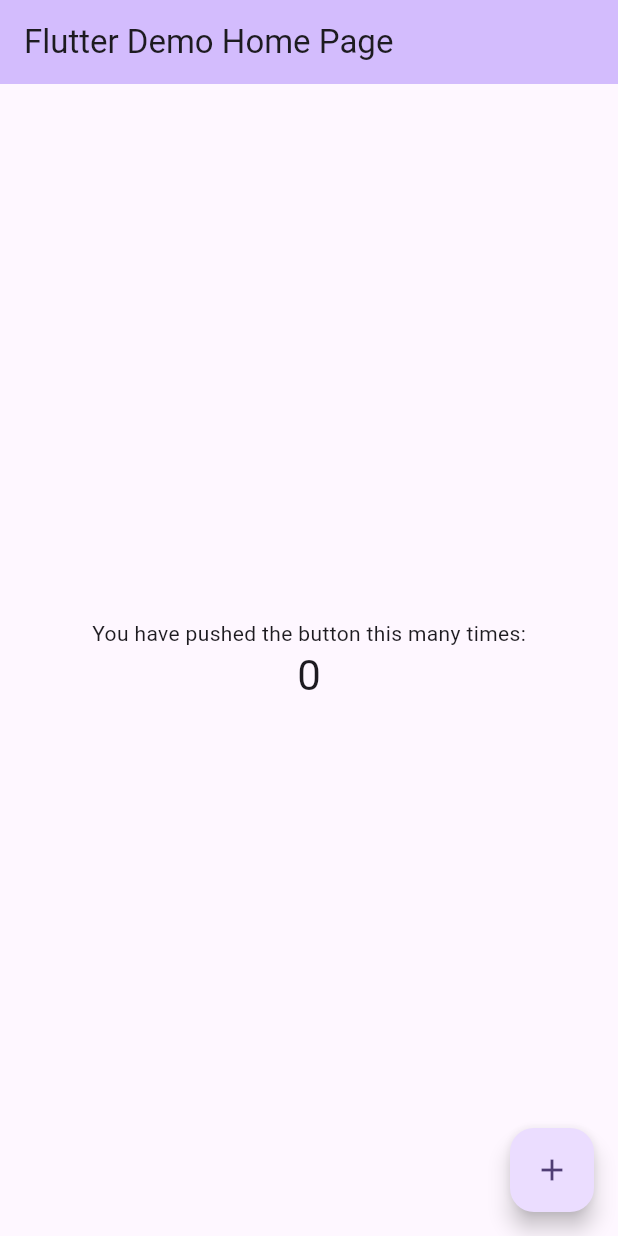
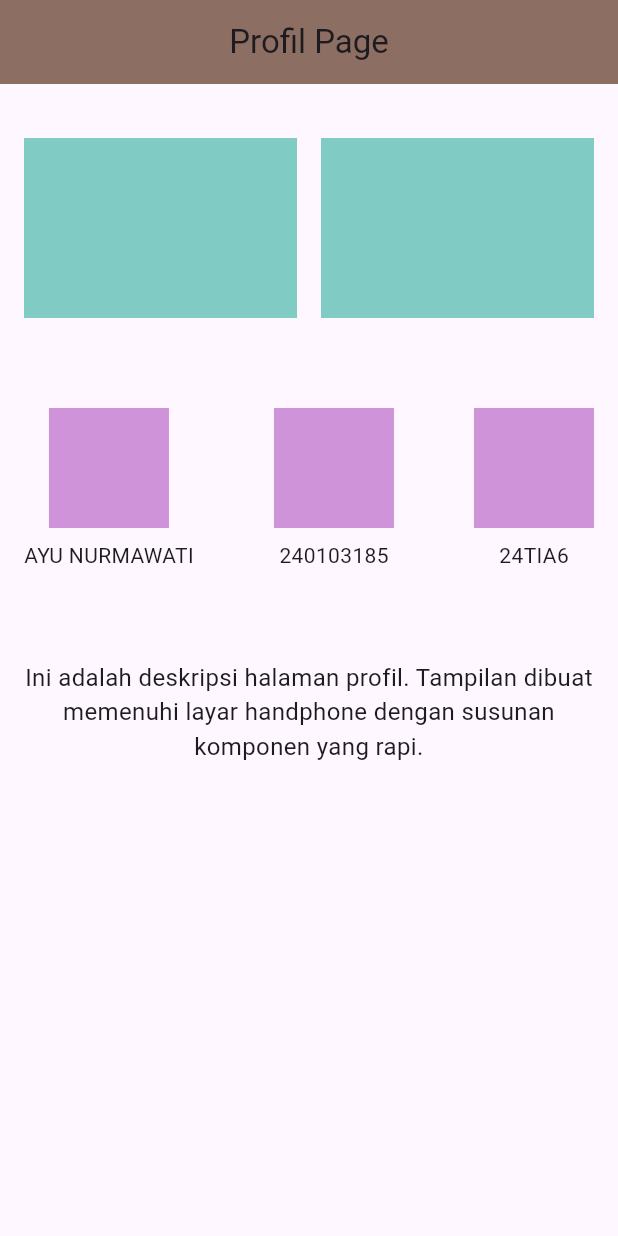
Before and after one commit to paniabisnis-commits/projek_nurma_widget-dasar, a Flutter app: the screen it shows after launch, on a phone screen of 412 x 824 dp. Run offline on Flutter 3.47's test engine with Material 3 defaults, Android fonts, the phone set to English and light mode, and no system bars.

Commit message:
membuat dasar widget layout

```diff
--- a/lib/main.dart
+++ b/lib/main.dart
@@ -1,4 +1,5 @@
 import 'package:flutter/material.dart';
+import 'profil_page.dart';
 
 void main() {
   runApp(const MyApp());
@@ -16,93 +17,7 @@ class MyApp extends StatelessWidget {
 
         colorScheme: .fromSeed(seedColor: Colors.deepPurple),
       ),
-      home: const MyHomePage(title: 'Flutter Demo Home Page'),
+      home: const ProfilPage(),
     );
   }
 }
-
-class MyHomePage extends StatefulWidget {
-  const MyHomePage({super.key, required this.title});
-
-  // This widget is the home page of your application. It is stateful, meaning
-  // that it has a State object (defined below) that contains fields that affect
-  // how it looks.
-
-  // This class is the configuration for the state. It holds the values (in this
-  // case the title) provided by the parent (in this case the App widget) and
-  // used by the build method of the State. Fields in a Widget subclass are
-  // always marked "final".
-
-  final String title;
-
-  @override
-  State<MyHomePage> createState() => _MyHomePageState();
-}
-
-class _MyHomePageState extends State<MyHomePage> {
-  int _counter = 0;
-
-  void _incrementCounter() {
-    setState(() {
-      // This call to setState tells the Flutter framework that something has
-      // changed in this State, which causes it to rerun the build method below
-      // so that the display can reflect the updated values. If we changed
-      // _counter without calling setState(), then the build method would not be
-      // called again, and so nothing would appear to happen.
-      _counter++;
-    });
-  }
-
-  @override
-  Widget build(BuildContext context) {
-    // This method is rerun every time setState is called, for instance as done
-    // by the _incrementCounter method above.
-    //
-    // The Flutter framework has been optimized to make rerunning build methods
-    // fast, so that you can just rebuild anything that needs updating rather
-    // than having to individually change instances of widgets.
-    return Scaffold(
-      appBar: AppBar(
-        // TRY THIS: Try changing the color here to a specific color (to
-        // Colors.amber, perhaps?) and trigger a hot reload to see the AppBar
-        // change color while the other colors stay the same.
-        backgroundColor: Theme.of(context).colorScheme.inversePrimary,
-        // Here we take the value from the MyHomePage object that was created by
-        // the App.build method, and use it to set our appbar title.
-        title: Text(widget.title),
-      ),
-      body: Center(
-        // Center is a layout widget. It takes a single child and positions it
-        // in the middle of the parent.
-        child: Column(
-          // Column is also a layout widget. It takes a list of children and
-          // arranges them vertically. By default, it sizes itself to fit its
-          // children horizontally, and tries to be as tall as its parent.
-          //
-          // Column has various properties to control how it sizes itself and
-          // how it positions its children. Here we use mainAxisAlignment to
-          // center the children vertically; the main axis here is the vertical
-          // axis because Columns are vertical (the cross axis would be
-          // horizontal).
-          //
-          // TRY THIS: Invoke "debug painting" (choose the "Toggle Debug Paint"
-          // action in the IDE, or press "p" in the console), to see the
-          // wireframe for each widget.
-          mainAxisAlignment: .center,
-          children: [
-            const Text('You have pushed the button this many times:'),
-            Text(
-              '$_counter',
-              style: Theme.of(context).textTheme.headlineMedium,
-            ),
-          ],
-        ),
-      ),
-      floatingActionButton: FloatingActionButton(
-        onPressed: _incrementCounter,
-        tooltip: 'Increment',
-        child: const Icon(Icons.add),
-      ),
-    );
-  }
-}
--- /dev/null
+++ b/lib/profil_page.dart
@@ -0,0 +1,71 @@
+import 'package:flutter/material.dart';
+
+class ProfilPage extends StatelessWidget {
+  const ProfilPage({super.key});
+
+  @override
+  Widget build(BuildContext context) {
+    return Scaffold(
+      appBar: AppBar(
+        title: const Text("Profil Page"),
+        centerTitle: true,
+        backgroundColor: Colors.brown[400],
+      ),
+      body: Padding(
+        padding: const EdgeInsets.all(16),
+        child: Column(
+          children: [
+            const SizedBox(height: 20),
+            Row(
+              children: [
+                Expanded(
+                  child: Container(
+                    height: 120,
+                    margin: const EdgeInsets.only(right: 8),
+                    color: Colors.teal[200],
+                  ),
+                ),
+                Expanded(
+                  child: Container(
+                    height: 120,
+                    margin: const EdgeInsets.only(left: 8),
+                    color: Colors.teal[200],
+                  ),
+                ),
+              ],
+            ),
+
+            const SizedBox(height: 60),
+            Row(
+              mainAxisAlignment: MainAxisAlignment.spaceBetween,
+              children: [
+                itemBox("AYU NURMAWATI"),
+                itemBox("240103185"),
+                itemBox("24TIA6"),
+              ],
+            ),
+
+            const SizedBox(height: 60),
+            const Text(
+              "Ini adalah deskripsi halaman profil. "
+              "Tampilan dibuat memenuhi layar handphone "
+              "dengan susunan komponen yang rapi.",
+              textAlign: TextAlign.center,
+              style: TextStyle(fontSize: 16),
+            ),
+          ],
+        ),
+      ),
+    );
+  }
+
+  Widget itemBox(String title) {
+    return Column(
+      children: [
+        Container(width: 80, height: 80, color: Colors.purple[200]),
+        const SizedBox(height: 8),
+        Text(title),
+      ],
+    );
+  }
+}
```
